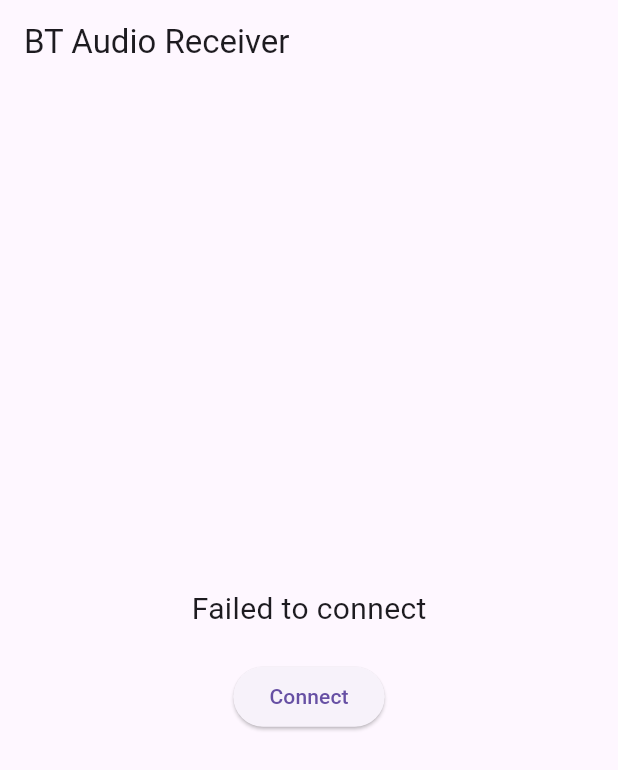
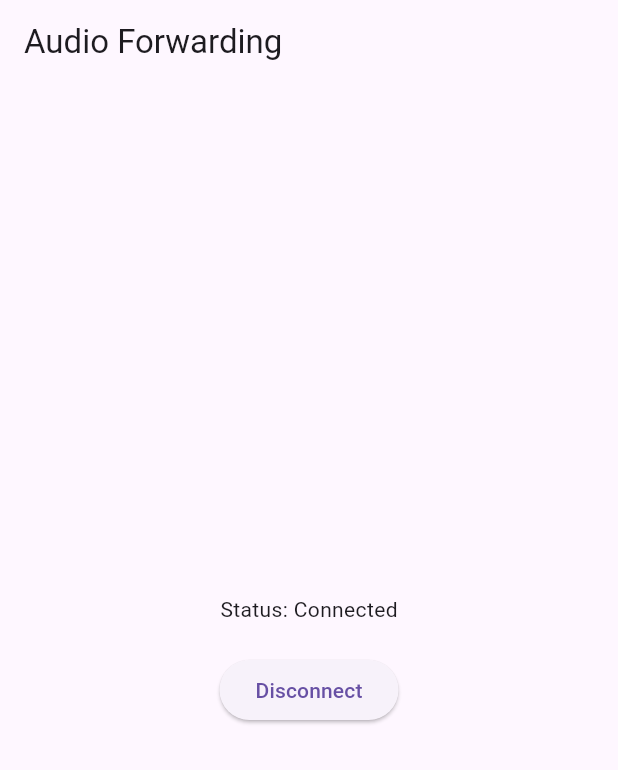
Before and after one commit to i92955846-maker/Bt-audio-recever-, a Flutter app: the screen it shows after launch, after a tap on "Connect", on a phone screen of 412 x 824 dp. Shown: the top 770 px of the screen. Run offline on Flutter 3.47's test engine with Material 3 defaults, Android fonts, the phone set to English and light mode, and no system bars; our stand-ins replace flutter_bluetooth_serial, permission_handler; missing offline and left inert: flutter_webrtc; statements that could not run were skipped.

Commit message:
Update main.dart

```diff
--- a/lib/main.dart
+++ b/lib/main.dart
@@ -1,32 +1,27 @@
 import 'package:flutter/material.dart';
-import 'webrtc_service.dart';
-import 'bluetooth_spp.dart';
 import 'permissions_helper.dart';
 import 'audio_receiver.dart';
 
 void main() {
-  runApp(const MyApp());
+  runApp(MyApp());
 }
 
 class MyApp extends StatelessWidget {
-  const MyApp({super.key});
-
   @override
   Widget build(BuildContext context) {
     return MaterialApp(
-      debugShowCheckedModeBanner: false,
-      title: 'BT Audio Receiver',
-      theme: ThemeData(primarySwatch: Colors.blue),
-      home: const HomePage(),
+      title: 'Audio Forwarding App',
+      theme: ThemeData(
+        primarySwatch: Colors.blue,
+      ),
+      home: HomePage(),
     );
   }
 }
 
 class HomePage extends StatefulWidget {
-  const HomePage({super.key});
-
   @override
-  State<HomePage> createState() => _HomePageState();
+  _HomePageState createState() => _HomePageState();
 }
 
 class _HomePageState extends State<HomePage> {
@@ -37,50 +32,34 @@ class _HomePageState extends State<HomePage> {
   void initState() {
     super.initState();
     PermissionsHelper.requestPermissions();
-    audioReceiver.init();   //
+    audioReceiver.init();
   }
 
-  Future<void> _connect() async {
-    setState(() {
-      _status = "Connecting...";
-    });
-
-    bool connected = await BluetoothSPP.connect();
-    if (connected) {
-      await WebRTCService.start();
-    }
-
-    setState(() {
-      _isConnected = connected;
-      _status = connected ? "Connected" : "Failed to connect";
-    });
-  }
-
-  Future<void> _disconnect() async {
-    await BluetoothSPP.disconnect();
-    await WebRTCService.stop();
-
-    setState(() {
-      _isConnected = false;
-      _status = "Disconnected";
-    });
+  @override
+  void dispose() {
+    audioReceiver.dispose();
+    super.dispose();
   }
 
   @override
   Widget build(BuildContext context) {
     return Scaffold(
-      appBar: AppBar(title: const Text("BT Audio Receiver")),
+      appBar: AppBar(
+        title: Text("Audio Forwarding"),
+      ),
       body: Center(
         child: Column(
           mainAxisAlignment: MainAxisAlignment.center,
           children: [
-            Text(
-              _status,
-              style: const TextStyle(fontSize: 20),
-            ),
-            const SizedBox(height: 20),
+            Text("Status: $_status"),
+            SizedBox(height: 20),
             ElevatedButton(
-              onPressed: _isConnected ? _disconnect : _connect,
+              onPressed: () {
+                setState(() {
+                  _isConnected = !_isConnected;
+                  _status = _isConnected ? "Connected" : "Disconnected";
+                });
+              },
               child: Text(_isConnected ? "Disconnect" : "Connect"),
             ),
           ],
```
